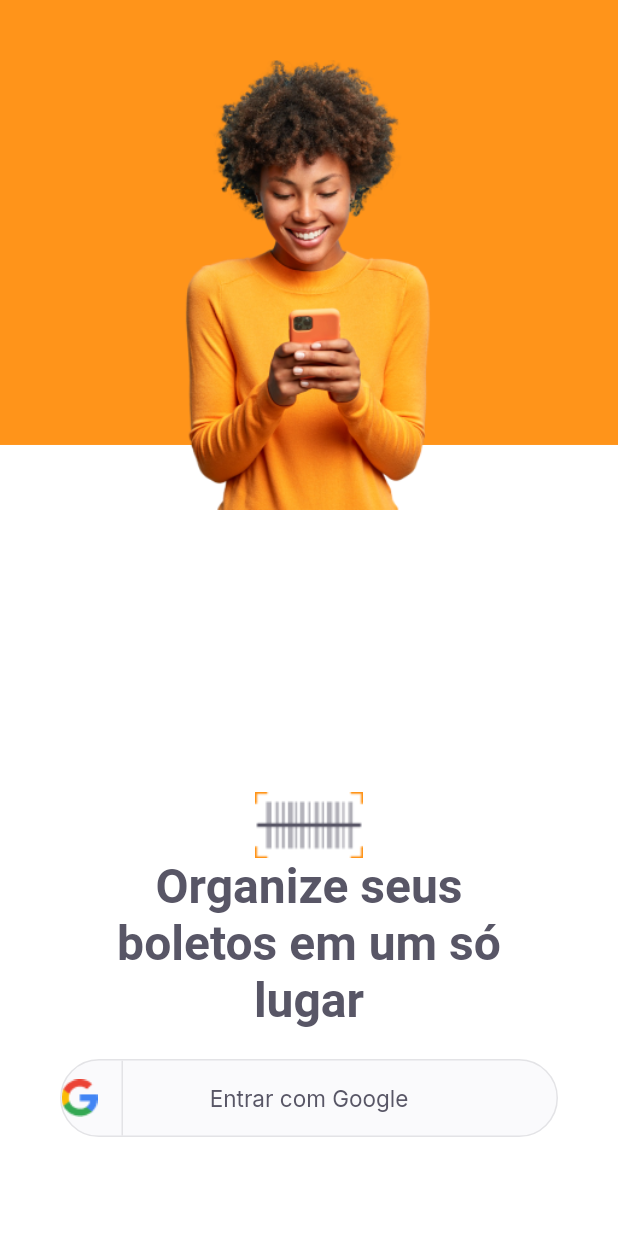
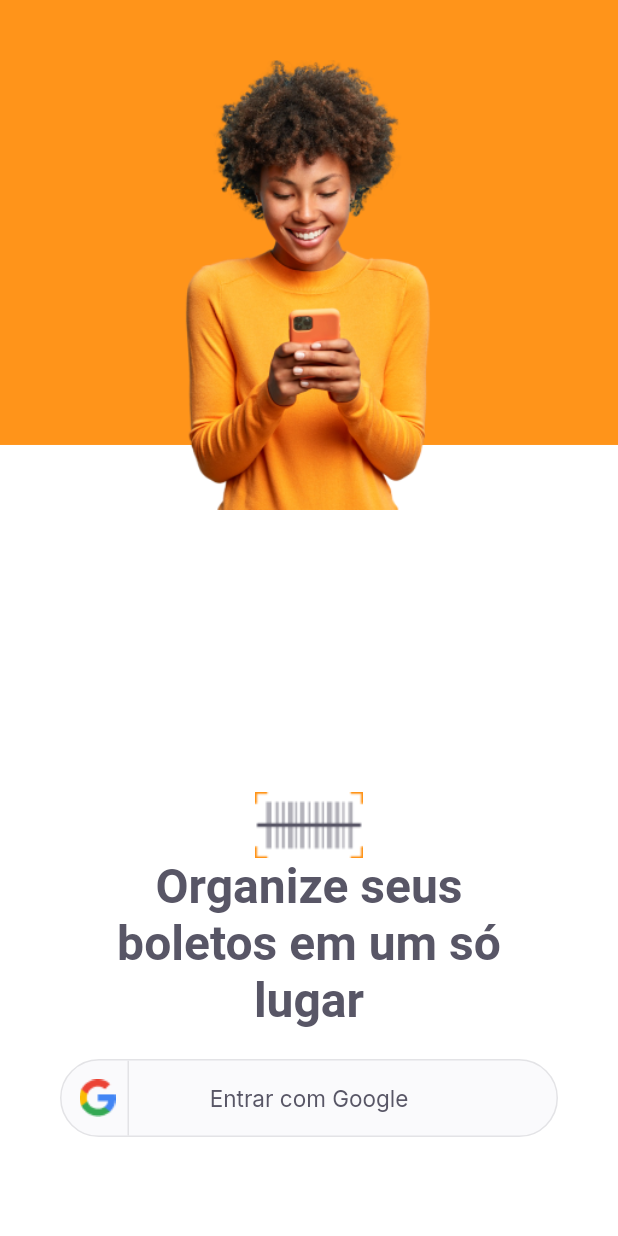
Before and after one commit to MoisesSDelmoro/PayFlow, a Flutter app: the screen it shows after launch, on a phone screen of 412 x 824 dp. Run offline on Flutter 3.47's test engine with Material 2 defaults, Android fonts, the phone set to English and light mode, and no system bars; our stand-ins replace google_fonts.

Commit message:
Aula 2 ok

```diff
--- a/lib/modules/login/login.dart
+++ b/lib/modules/login/login.dart
@@ -56,7 +56,7 @@ class _LoginPageState extends State<LoginPage> {
                     padding:
                         const EdgeInsets.only(left: 40, right: 40, top: 20),
                     child: SocialLoginButton(onTap: () {
-                      print("Clicou");
+                      print("Pressionou");
                     }),
                   ),
                 ],
--- a/lib/shared/widgets/social_login/social_login_button.dart
+++ b/lib/shared/widgets/social_login/social_login_button.dart
@@ -25,9 +25,10 @@ class SocialLoginButton extends StatelessWidget {
               flex: 1,
               child: Row(
                 children: [
+                  Container(width: 12),
                   Image.asset(AppImages.google),
                   SizedBox(
-                    width: 16,
+                    width: 8,
                   ),
                   Container(
                     height: 50,
```
